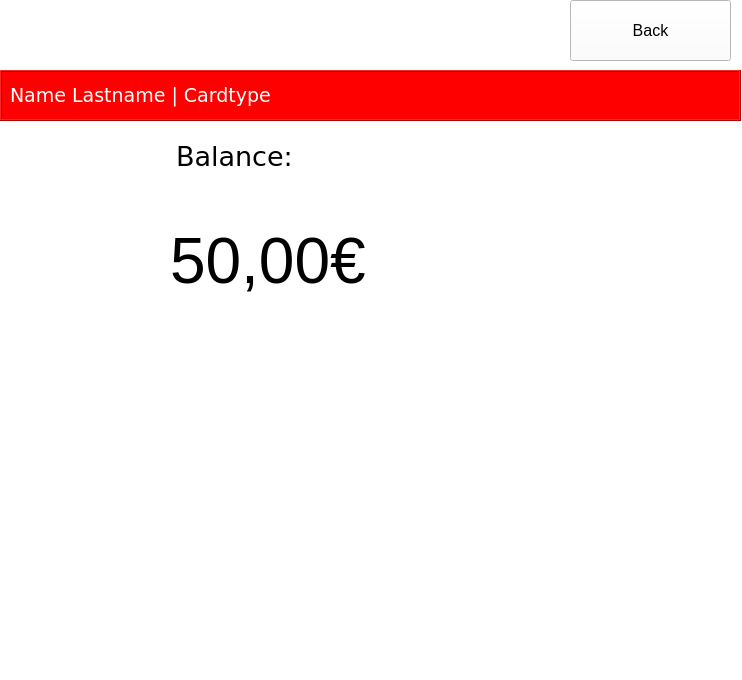
This is ATM/balance.ui in tvt20kmo-ohjelmistokehitysprojekti/Group7 as Qt 5 draws it before an edit. The edited form follows.
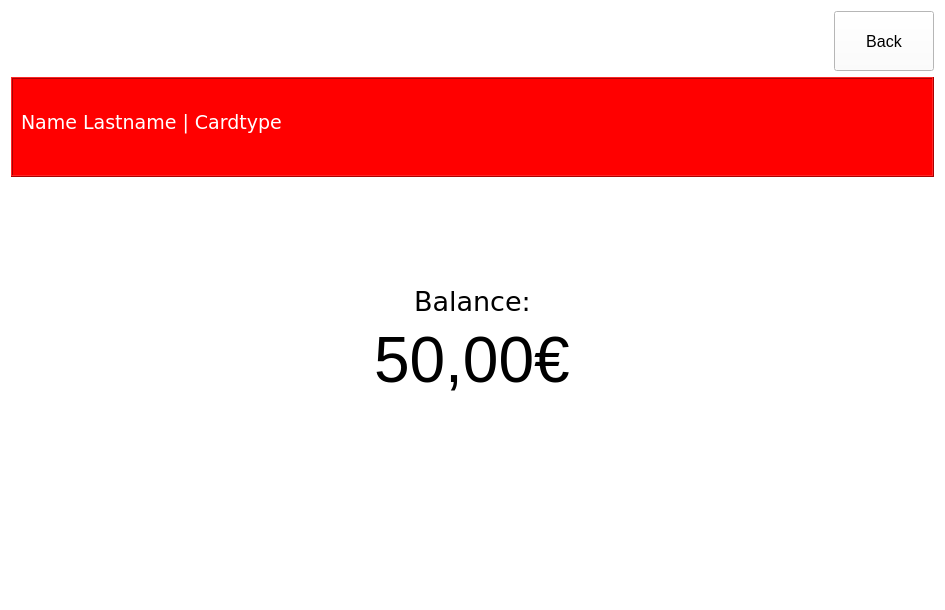
This is the edited form. Icons and pictures are not drawn.

```diff
--- a/ATM/balance.ui
+++ b/ATM/balance.ui
@@ -6,8 +6,8 @@
    <rect>
     <x>0</x>
     <y>0</y>
-    <width>742</width>
-    <height>680</height>
+    <width>945</width>
+    <height>610</height>
    </rect>
   </property>
   <property name="windowTitle">
@@ -16,34 +16,39 @@
   <property name="styleSheet">
    <string notr="true">background-color: white;</string>
   </property>
-  <widget class="QLabel" name="bLabel">
-   <property name="geometry">
-    <rect>
-     <x>176</x>
-     <y>140</y>
-     <width>431</width>
-     <height>32</height>
-    </rect>
+  <layout class="QGridLayout" name="gridLayout">
+   <item row="0" column="1">
+    <widget class="QPushButton" name="pushButton">
+     <property name="sizePolicy">
+      <sizepolicy hsizetype="Minimum" vsizetype="Minimum">
+       <horstretch>0</horstretch>
+       <verstretch>0</verstretch>
+      </sizepolicy>
+     </property>
+     <property name="minimumSize">
+      <size>
+       <width>100</width>
+       <height>60</height>
+      </size>
+     </property>
+     <property name="maximumSize">
+      <size>
+       <width>100</width>
+       <height>60</height>
+      </size>
    </property>
    <property name="font">
     <font>
-     <family>Verdana</family>
-     <pointsize>20</pointsize>
+       <pointsize>12</pointsize>
     </font>
    </property>
    <property name="text">
-    <string>Balance:</string>
-   </property>
-  </widget>
+      <string>Back</string>
+     </property>
+    </widget>
+   </item>
+   <item row="0" column="0">
   <widget class="QLabel" name="imgLbl">
-   <property name="geometry">
-    <rect>
-     <x>10</x>
-     <y>0</y>
-     <width>191</width>
-     <height>61</height>
-    </rect>
-   </property>
    <property name="frameShape">
     <enum>QFrame::NoFrame</enum>
    </property>
@@ -57,32 +62,58 @@
     <pixmap>ATM_Logo.bmp</pixmap>
    </property>
   </widget>
-  <widget class="QPushButton" name="pushButton">
-   <property name="geometry">
-    <rect>
-     <x>570</x>
-     <y>0</y>
-     <width>161</width>
-     <height>61</height>
-    </rect>
+   </item>
+   <item row="4" column="0" colspan="2" alignment="Qt::AlignHCenter">
+    <widget class="QLabel" name="moneyLbl">
+     <property name="sizePolicy">
+      <sizepolicy hsizetype="Fixed" vsizetype="Fixed">
+       <horstretch>0</horstretch>
+       <verstretch>0</verstretch>
+      </sizepolicy>
    </property>
    <property name="font">
     <font>
-     <pointsize>12</pointsize>
-    </font>
-   </property>
+       <pointsize>48</pointsize>
+       <weight>50</weight>
+       <bold>false</bold>
+       <underline>false</underline>
+       <stylestrategy>PreferDefault</stylestrategy>
+      </font>
+     </property>
+     <property name="layoutDirection">
+      <enum>Qt::LeftToRight</enum>
+     </property>
    <property name="text">
-    <string>Back</string>
-   </property>
-  </widget>
+      <string>50,00€</string>
+     </property>
+    </widget>
+   </item>
+   <item row="5" column="0" alignment="Qt::AlignHCenter">
+    <widget class="QLabel" name="label_3">
+     <property name="text">
+      <string/>
+     </property>
+    </widget>
+   </item>
+   <item row="1" column="0" colspan="2">
   <widget class="QFrame" name="frame">
-   <property name="geometry">
-    <rect>
-     <x>0</x>
-     <y>70</y>
-     <width>741</width>
-     <height>51</height>
-    </rect>
+     <property name="sizePolicy">
+      <sizepolicy hsizetype="Minimum" vsizetype="Minimum">
+       <horstretch>0</horstretch>
+       <verstretch>0</verstretch>
+      </sizepolicy>
+     </property>
+     <property name="minimumSize">
+      <size>
+       <width>400</width>
+       <height>100</height>
+      </size>
+     </property>
+     <property name="maximumSize">
+      <size>
+       <width>16777215</width>
+       <height>100</height>
+      </size>
    </property>
    <property name="palette">
     <palette>
@@ -222,6 +253,15 @@
         </color>
        </brush>
       </colorrole>
+        <colorrole role="PlaceholderText">
+         <brush brushstyle="NoBrush">
+          <color alpha="128">
+           <red>0</red>
+           <green>0</green>
+           <blue>0</blue>
+          </color>
+         </brush>
+        </colorrole>
      </active>
      <inactive>
       <colorrole role="WindowText">
@@ -359,6 +399,15 @@
         </color>
        </brush>
       </colorrole>
+        <colorrole role="PlaceholderText">
+         <brush brushstyle="NoBrush">
+          <color alpha="128">
+           <red>0</red>
+           <green>0</green>
+           <blue>0</blue>
+          </color>
+         </brush>
+        </colorrole>
      </inactive>
      <disabled>
       <colorrole role="WindowText">
@@ -496,6 +545,15 @@
         </color>
        </brush>
       </colorrole>
+        <colorrole role="PlaceholderText">
+         <brush brushstyle="NoBrush">
+          <color alpha="128">
+           <red>0</red>
+           <green>0</green>
+           <blue>0</blue>
+          </color>
+         </brush>
+        </colorrole>
      </disabled>
     </palette>
    </property>
@@ -515,7 +573,7 @@
     <property name="geometry">
      <rect>
       <x>10</x>
-      <y>10</y>
+        <y>30</y>
       <width>521</width>
       <height>31</height>
      </rect>
@@ -537,31 +595,44 @@
     </property>
    </widget>
   </widget>
-  <widget class="QLabel" name="moneyLbl">
-   <property name="geometry">
-    <rect>
-     <x>170</x>
-     <y>200</y>
-     <width>441</width>
-     <height>121</height>
-    </rect>
+   </item>
+   <item row="6" column="0" alignment="Qt::AlignHCenter">
+    <widget class="QLabel" name="label_2">
+     <property name="text">
+      <string/>
+     </property>
+    </widget>
+   </item>
+   <item row="2" column="0" alignment="Qt::AlignHCenter">
+    <widget class="QLabel" name="label">
+     <property name="text">
+      <string/>
+     </property>
+    </widget>
+   </item>
+   <item row="3" column="0" colspan="2" alignment="Qt::AlignHCenter">
+    <widget class="QLabel" name="bLabel">
+     <property name="sizePolicy">
+      <sizepolicy hsizetype="Fixed" vsizetype="Fixed">
+       <horstretch>0</horstretch>
+       <verstretch>0</verstretch>
+      </sizepolicy>
    </property>
    <property name="font">
     <font>
-     <pointsize>48</pointsize>
-     <weight>50</weight>
-     <bold>false</bold>
-     <underline>false</underline>
-     <stylestrategy>PreferDefault</stylestrategy>
-    </font>
-   </property>
-   <property name="layoutDirection">
-    <enum>Qt::LeftToRight</enum>
+       <family>Verdana</family>
+       <pointsize>20</pointsize>
+      </font>
+     </property>
+     <property name="contextMenuPolicy">
+      <enum>Qt::DefaultContextMenu</enum>
    </property>
    <property name="text">
-    <string>50,00€</string>
-   </property>
-  </widget>
+      <string>Balance:</string>
+     </property>
+    </widget>
+   </item>
+  </layout>
  </widget>
  <resources/>
  <connections/>
```
Lines whose indentation alone changed are shown as unchanged.
